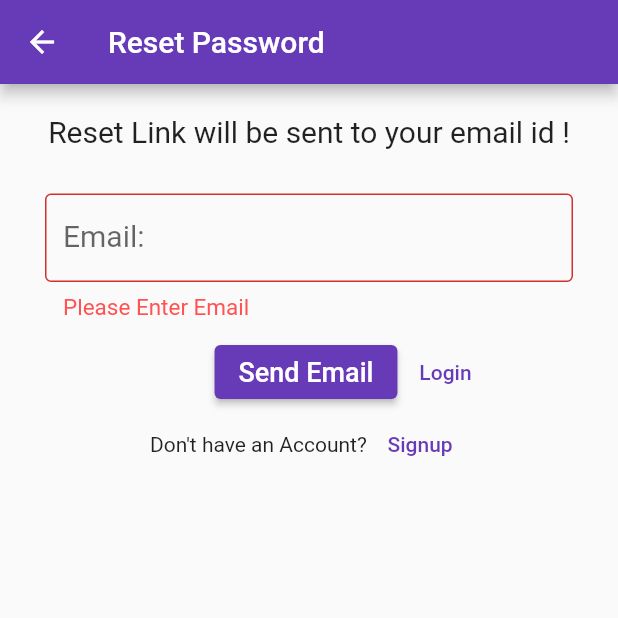
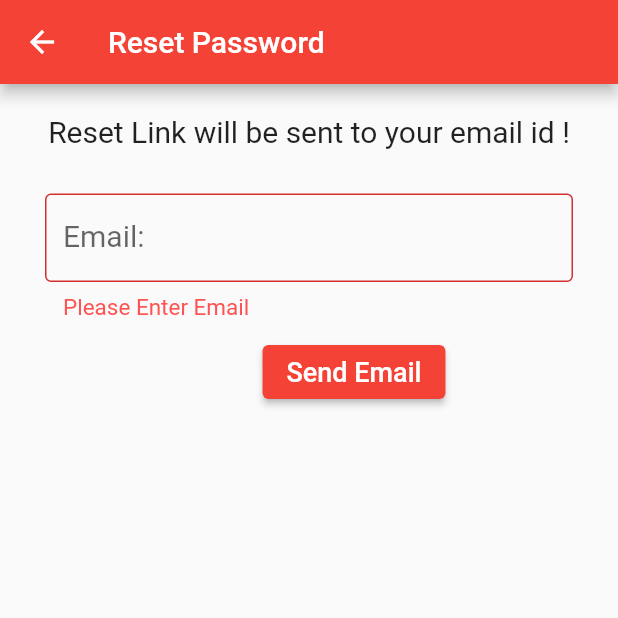
Before and after one commit to nirajbhatta24/blood_finding_app, a Flutter app: the ForgotPassword screen opened directly, after a tap on "Send Email", on a phone screen of 412 x 824 dp, the top half of it. Run offline on Flutter 3.47's test engine with Material 2 defaults, Android fonts, the phone set to English and light mode, and no system bars; our stand-ins replace cloud_firestore, firebase_auth, firebase_core, firebase_messaging, firebase_storage, font_awesome_flutter and 3 more; accounts and stored records are empty.

Commit message:
password

```diff
--- a/lib/screens/forgot_password.dart
+++ b/lib/screens/forgot_password.dart
@@ -1,4 +1,3 @@
-import 'package:bloodfindingapp/screens/login.dart';
 import 'package:bloodfindingapp/screens/signup.dart';
 import 'package:firebase_auth/firebase_auth.dart';
 import 'package:flutter/material.dart';
@@ -59,6 +58,7 @@ class _ForgotPasswordState extends State<ForgotPassword> {
     return Scaffold(
       appBar: AppBar(
         title: Text("Reset Password"),
+        backgroundColor: Colors.red,
       ),
       body: Column(
         children: [
@@ -103,7 +103,8 @@ class _ForgotPasswordState extends State<ForgotPassword> {
                       child: Row(
                         mainAxisAlignment: MainAxisAlignment.center,
                         children: [
-                          ElevatedButton(
+                          Center(
+                            child: ElevatedButton(
                               onPressed: () {
                                 // Validate returns true if the form is valid, otherwise false.
                                 if (_formKey.currentState!.validate()) {
@@ -113,50 +114,19 @@ class _ForgotPasswordState extends State<ForgotPassword> {
                                   resetPassword();
                                 }
                               },
+                              style: ElevatedButton.styleFrom(
+                                backgroundColor: Colors
+                                    .red, // Set the background color to red.
+                              ),
                               child: Text(
                                 'Send Email',
                                 style: TextStyle(fontSize: 18.0),
                               ),
                             ),
-                          TextButton(
-                            onPressed: () => {
-                              Navigator.pushAndRemoveUntil(
-                                  context,
-                                  PageRouteBuilder(
-                                    pageBuilder: (context, a, b) => Login(),
-                                    transitionDuration: Duration(seconds: 0),
-                                  ),
-                                  (route) => false)
-                            },
-                            child: Text(
-                              'Login',
-                              style: TextStyle(fontSize: 14.0),
-                            ),
-                          ),
+                          )
                         ],
                       ),
                     ),
-                    Container(
-                      child: Row(
-                        mainAxisAlignment: MainAxisAlignment.center,
-                        children: [
-                          Text("Don't have an Account? "),
-                          TextButton(
-                              onPressed: () => {
-                                    Navigator.pushAndRemoveUntil(
-                                        context,
-                                        PageRouteBuilder(
-                                          pageBuilder: (context, a, b) =>
-                                              Signup(),
-                                          transitionDuration:
-                                              Duration(seconds: 0),
-                                        ),
-                                        (route) => false)
-                                  },
-                              child: Text('Signup'))
-                        ],
-                      ),
-                    )
                   ],
                 ),
               ),
```
Lines whose indentation alone changed are shown as unchanged.
